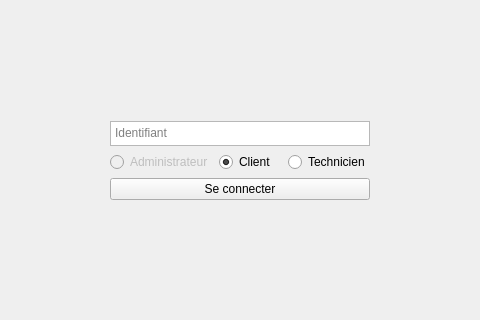
Old version of the form connexionwidget.ui in the repository madisonnoyer54/EasyTicket; both pictures show x 160 to 640 and y 140 to 460 of the 800 by 600 pixel window.
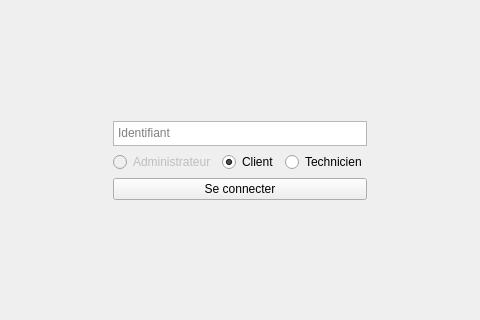
New version of the form.

Commit message: Tentative numero 2

Diff of the .ui file:
```diff
--- a/connexionwidget.ui
+++ b/connexionwidget.ui
@@ -53,6 +53,12 @@
     <layout class="QVBoxLayout" name="verticalLayout">
      <item>
       <widget class="QTextEdit" name="identifiantText">
+       <property name="sizePolicy">
+        <sizepolicy hsizetype="Maximum" vsizetype="Maximum">
+         <horstretch>0</horstretch>
+         <verstretch>0</verstretch>
+        </sizepolicy>
+       </property>
        <property name="maximumSize">
         <size>
          <width>300</width>
```
